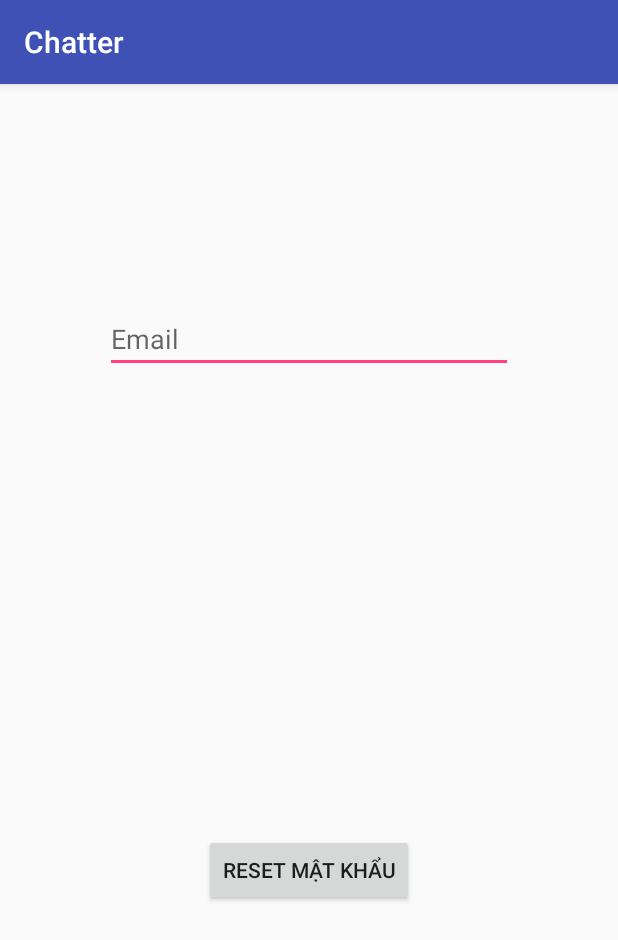
After one commit to 4nmt/Chatter, an Android app: the ForgetPasswordActivity screen opened directly, with no data from a screen before it, on a phone screen of 412 x 824 dp. The commit adds this screen. Shown: the top 940 px of the screen. Run offline under Robolectric (Android 15) with nearby library versions, the phone set to English and light mode, and no system bars; our stand-ins replace Firebase (no records; nobody signed in at launch, a user with empty details on screens opened directly).

Commit message:
update forget password and search bar

```diff
--- /dev/null
+++ b/app/src/main/java/com/example/luffy/chatter/ForgetPasswordActivity.java
@@ -0,0 +1,60 @@
+package com.example.luffy.chatter;
+
+import android.content.Intent;
+import android.support.annotation.NonNull;
+import android.support.v7.app.AppCompatActivity;
+import android.os.Bundle;
+import android.view.View;
+import android.widget.Button;
+import android.widget.EditText;
+import android.widget.Toast;
+
+import com.google.android.gms.tasks.OnCompleteListener;
+import com.google.android.gms.tasks.Task;
+import com.google.firebase.auth.FirebaseAuth;
+
+public class ForgetPasswordActivity extends AppCompatActivity {
+
+    private EditText passwordEmail;
+    private Button resetPassword;
+    private FirebaseAuth firebaseAuth;
+    @Override
+    protected void onCreate(Bundle savedInstanceState) {
+        super.onCreate(savedInstanceState);
+        setContentView(R.layout.activity_forget_password);
+
+
+        passwordEmail = (EditText) findViewById(R.id.email_reset_text);
+        resetPassword = (Button) findViewById(R.id.reset_btn);
+        firebaseAuth = FirebaseAuth.getInstance();
+
+        resetPassword.setOnClickListener( new View.OnClickListener(){
+
+            @Override
+            public void onClick(View v) {
+                String userEmail = passwordEmail.getText().toString().trim();
+
+                if(userEmail.equals(""))
+                {
+                    Toast.makeText(ForgetPasswordActivity.this, "Vui lòng nhập email", Toast.LENGTH_SHORT).show();
+                }
+                else{
+                    firebaseAuth.sendPasswordResetEmail(userEmail).addOnCompleteListener(new OnCompleteListener<Void>() {
+                        @Override
+                        public void onComplete(@NonNull Task<Void> task) {
+                            if(task.isSuccessful())
+                            {
+                                Toast.makeText(ForgetPasswordActivity.this, "Đã gửi mail reset password", Toast.LENGTH_SHORT).show();
+                                finish();
+                                startActivity(new Intent(ForgetPasswordActivity.this, MainActivity.class));
+                            }
+                            else{
+                                Toast.makeText(ForgetPasswordActivity.this, "Email của bạn không tồn tại", Toast.LENGTH_SHORT).show();
+                            }
+                        }
+                    });
+                }
+            }
+        });
+    }
+}
--- a/app/src/main/java/com/example/luffy/chatter/MainActivity.java
+++ b/app/src/main/java/com/example/luffy/chatter/MainActivity.java
@@ -100,6 +100,11 @@ public class MainActivity extends AppCompatActivity {
             Intent settingsIntent = new Intent(MainActivity.this,UsersActivity.class);
             startActivity(settingsIntent);
         }
+        if(item.getItemId() == R.id.btn_find_username)
+        {
+            Intent findUserIntent = new Intent(MainActivity.this, UserSearchActivity.class);
+            startActivity(findUserIntent);
+        }
         return  true;
     }
 
--- /dev/null
+++ b/app/src/main/res/layout/activity_forget_password.xml
@@ -0,0 +1,32 @@
+<?xml version="1.0" encoding="utf-8"?>
+<RelativeLayout xmlns:android="http://schemas.android.com/apk/res/android"
+    xmlns:app="http://schemas.android.com/apk/res-auto"
+    xmlns:tools="http://schemas.android.com/tools"
+    android:layout_width="match_parent"
+    android:layout_height="match_parent"
+    tools:context=".ForgetPasswordActivity">
+
+    <EditText
+        android:id="@+id/email_reset_text"
+        android:layout_width="272dp"
+        android:layout_height="wrap_content"
+        android:layout_alignParentTop="true"
+        android:layout_centerHorizontal="true"
+        android:layout_marginTop="147dp"
+        android:ems="10"
+        android:hint="Email"
+        android:inputType="textPersonName"
+        tools:layout_editor_absoluteX="56dp"
+        tools:layout_editor_absoluteY="98dp" />
+
+    <Button
+        android:id="@+id/reset_btn"
+        android:layout_width="wrap_content"
+        android:layout_height="wrap_content"
+        android:layout_alignParentBottom="true"
+        android:layout_centerHorizontal="true"
+        android:layout_marginBottom="220dp"
+        android:text="Reset mật khẩu"
+        tools:layout_editor_absoluteX="122dp"
+        tools:layout_editor_absoluteY="200dp" />
+</RelativeLayout>
```
Also changed, not shown: app/src/main/AndroidManifest.xml (+8 -8 lines), app/src/main/java/com/example/luffy/chatter/LoginActivity.java (+14 -1 lines), app/src/main/java/com/example/luffy/chatter/UserSearchActivity.java (added, +160 -0 lines), app/src/main/res/layout/activity_login.xml (+11 -2 lines), app/src/main/res/layout/activity_user_search.xml (added, +47 -0 lines), app/src/main/res/menu/main_menu.xml (+9 -2 lines).
